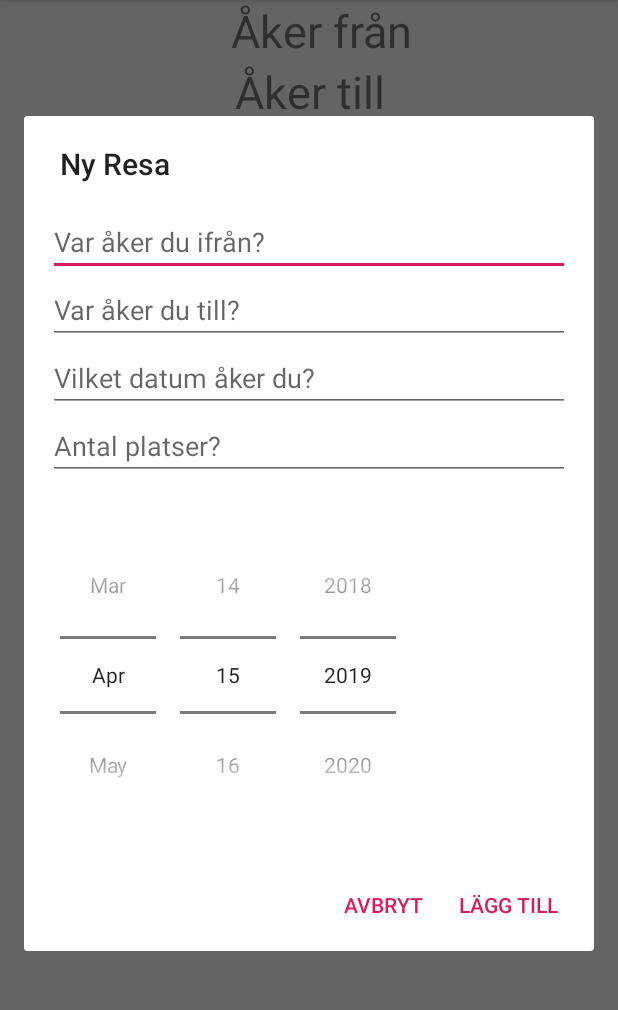
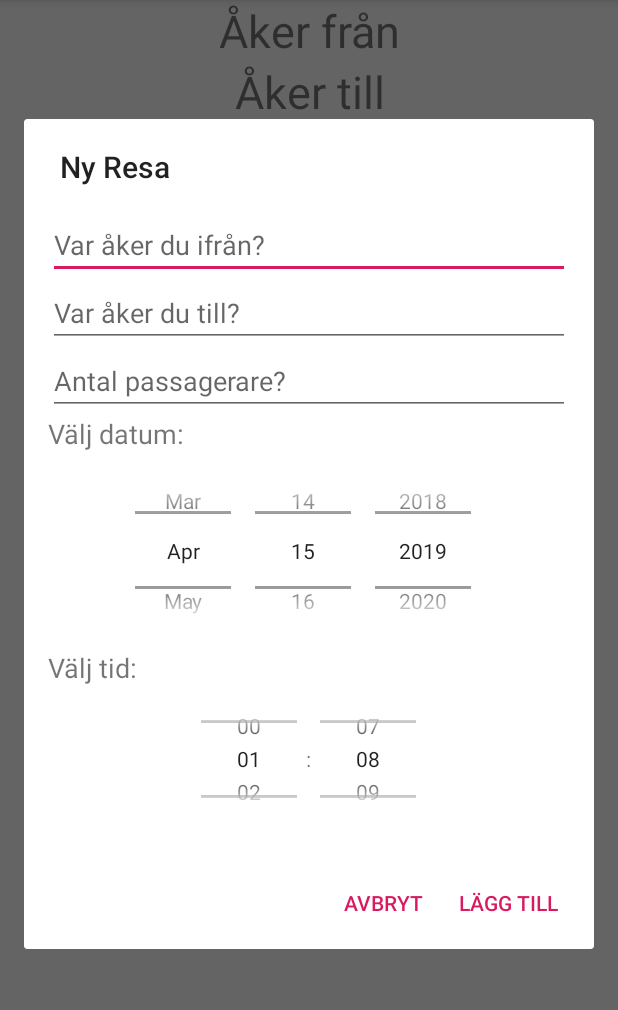
Before and after one commit to erik9305/DialogBox, an Android app: the screen it shows after launch (MainActivity), after a tap on "LÄGG TILL NY RESA", on a phone screen of 412 x 824 dp, the part 84-1094 px from its top. Run offline under Robolectric (Android 15) with nearby library versions, the phone set to English and light mode, and no system bars.

Commit message:
add lots of things

```diff
--- a/app/src/main/java/com/example/dialogbox/ExampleDialog.java
+++ b/app/src/main/java/com/example/dialogbox/ExampleDialog.java
@@ -3,21 +3,26 @@ package com.example.dialogbox;
 import android.app.Dialog;
 import android.content.Context;
 import android.content.DialogInterface;
+import android.os.Build;
 import android.os.Bundle;
+import android.support.annotation.RequiresApi;
 import android.support.v7.app.AlertDialog;
 import android.support.v7.app.AppCompatDialogFragment;
 import android.view.LayoutInflater;
 import android.view.View;
 import android.widget.DatePicker;
 import android.widget.EditText;
+import android.widget.TextView;
+import android.widget.TimePicker;
 
 
 public class ExampleDialog extends AppCompatDialogFragment {
     private EditText editTextFrom;
     private EditText editTextTo;
-    private EditText editTextDate;
     private EditText editTextSeats;
+    private TextView textViewDate;
     private DatePicker datePicker;
+    private TimePicker timePicker;
     private ExampleDialogListener listener;
 
     @Override
@@ -36,22 +41,48 @@ public class ExampleDialog extends AppCompatDialogFragment {
                     }
                 })
                 .setPositiveButton("Lägg till", new DialogInterface.OnClickListener() {
+                    @RequiresApi(api = Build.VERSION_CODES.M)
                     @Override
                     public void onClick(DialogInterface dialogInterface, int i) {
-                        String from = editTextFrom.getText().toString();
-                        String to = editTextTo.getText().toString();
-                        String date = editTextDate.getText().toString();
-                        String seats = editTextSeats.getText().toString();
-                        String date2 = datePicker.getValue().format(DateTimeFormatter.ofPattern("yyyy-MM-dd"));
-                        listener.applyTexts(from, to, date, seats, date2);
+                        String from = "Från: " + editTextFrom.getText().toString();
+                        String to = "Till: " + editTextTo.getText().toString();
+                        String seats = "Antal passagerare: " + editTextSeats.getText().toString();
+
+                        String year = Integer.toString(datePicker.getYear());
+                        String month = Integer.toString(datePicker.getMonth()+1);
+                        String day = Integer.toString(datePicker.getDayOfMonth());
+                        if(Integer.valueOf(month) < 10){
+
+                            month = "0" + month;
+                        }
+                        if(Integer.valueOf(day) < 10){
+
+                            day  = "0" + day ;
+                        }
+                        String date = day +"-"+ month + "-" + year;
+
+                        String hour = Integer.toString(timePicker.getHour());
+                        String minute = Integer.toString(timePicker.getMinute());
+                        if(Integer.valueOf(hour) < 10){
+
+                            hour = "0" + hour;
+                        }
+                        if(Integer.valueOf(minute) < 10){
+
+                            minute  = "0" + minute ;
+                        }
+                        String time = hour +":" + minute ;
+                        listener.applyTexts(from, to, date, seats, time);
                     }
                 });
 
         editTextFrom = view.findViewById(R.id.edit_From);
         editTextTo = view.findViewById(R.id.edit_To);
-        editTextDate = view.findViewById(R.id.edit_Date);
         editTextSeats = view.findViewById(R.id.edit_Seats);
+        textViewDate = view.findViewById(R.id.textViewDate);
         datePicker = view.findViewById(R.id.datePicker1);
+        timePicker = view.findViewById(R.id.timePicker);
+        timePicker.setIs24HourView(true);
 
         return builder.create();
     }
@@ -69,6 +100,6 @@ public class ExampleDialog extends AppCompatDialogFragment {
     }
 
     public interface ExampleDialogListener {
-        void applyTexts(String from, String to, String date, String seats, String date2);
+        void applyTexts(String from, String to, String date, String seats, String time);
     }
 }
--- a/app/src/main/java/com/example/dialogbox/MainActivity.java
+++ b/app/src/main/java/com/example/dialogbox/MainActivity.java
@@ -11,7 +11,7 @@ public class MainActivity extends AppCompatActivity implements ExampleDialog.Exa
     private TextView textViewTo;
     private TextView textViewDate;
     private TextView textViewSeats;
-    private TextView textViewDate2;
+    private TextView textViewTime;
     private Button button;
 
     @Override
@@ -23,7 +23,7 @@ public class MainActivity extends AppCompatActivity implements ExampleDialog.Exa
         textViewTo = (TextView) findViewById(R.id.textview_to);
         textViewDate = (TextView) findViewById(R.id.textview_date);
         textViewSeats = (TextView) findViewById(R.id.textview_seats);
-        textViewDate2 = (TextView) findViewById(R.id.textview_date2);
+        textViewTime = (TextView) findViewById(R.id.textview_time);
         button = (Button) findViewById(R.id.button);
         button.setOnClickListener(new View.OnClickListener() {
             @Override
@@ -39,11 +39,12 @@ public class MainActivity extends AppCompatActivity implements ExampleDialog.Exa
     }
 
     @Override
-    public void applyTexts(String from, String to, String date, String seats, String date2) {
+    public void applyTexts(String from, String to, String date, String seats, String time) {
         textViewFrom.setText(from);
         textViewTo.setText(to);
         textViewDate.setText(date);
         textViewSeats.setText(seats);
-        textViewDate2.setText(date2);
+        textViewTime.setText(time);
+
     }
 }
--- a/app/src/main/res/layout-v21/layout_dialog1.xml
+++ b/app/src/main/res/layout-v21/layout_dialog1.xml
@@ -17,29 +17,45 @@
         android:layout_below="@id/edit_From"
         android:hint="Var åker du till?" />
 
-    <EditText
-        android:id="@+id/edit_Date"
-        android:layout_width="match_parent"
-        android:layout_height="wrap_content"
-        android:layout_below="@id/edit_To"
-        android:hint="Vilket datum åker du?"
-        android:inputType= "date"/>
 
     <EditText
         android:id="@+id/edit_Seats"
         android:layout_width="match_parent"
         android:layout_height="wrap_content"
-        android:layout_below="@id/edit_Date"
-        android:hint="Antal platser?"
+        android:layout_below="@id/edit_To"
+        android:hint="Antal passagerare?"
         android:inputType= "number" />
+
+    <TextView
+        android:id="@+id/textViewDate"
+        android:layout_width="wrap_content"
+        android:layout_height="wrap_content"
+        android:layout_below="@id/edit_Seats"
+        android:text="Välj datum:"
+        android:textSize="18dp"/>
 
     <DatePicker
         android:id="@+id/datePicker1"
-        android:layout_width="wrap_content"
-        android:layout_height="wrap_content"
-        android:layout_below="@id/edit_Seats"
-        android:layout_marginTop="24dp"
+        android:layout_width="378dp"
+        android:layout_height="131dp"
+        android:layout_below="@id/textViewDate"
         android:calendarViewShown="false"
         android:datePickerMode="spinner" />
 
+    <TextView
+        android:id="@+id/textViewTime"
+        android:layout_width="wrap_content"
+        android:layout_height="wrap_content"
+        android:layout_below="@id/datePicker1"
+        android:text="Välj tid:"
+        android:textSize="18dp"/>
+
+    <TimePicker
+        android:id="@+id/timePicker"
+        android:layout_width="393dp"
+        android:layout_height="97dp"
+        android:layout_below="@id/textViewTime"
+        android:timePickerMode="spinner" />
+
+
 </RelativeLayout>
--- a/app/src/main/res/layout/activity_main.xml
+++ b/app/src/main/res/layout/activity_main.xml
@@ -8,12 +8,10 @@
 
     <TextView
         android:id="@+id/textview_from"
-        android:layout_width="wrap_content"
+        android:layout_width="match_parent"
         android:layout_height="wrap_content"
         android:layout_alignParentStart="true"
         android:layout_alignParentLeft="true"
-        android:layout_marginStart="154dp"
-        android:layout_marginLeft="154dp"
         android:gravity="center_horizontal"
         android:text="Åker från"
         android:textSize="30sp" />
@@ -34,40 +32,38 @@
         android:layout_height="wrap_content"
         android:layout_below="@id/textview_to"
         android:layout_alignParentStart="true"
+        android:gravity="center_horizontal"
+        android:text="Datum"
+        android:textSize="30sp" />
+
+    <TextView
+        android:id="@+id/textview_time"
+        android:layout_width="match_parent"
+        android:layout_height="wrap_content"
+        android:layout_below="@id/textview_date"
+        android:layout_alignParentStart="true"
         android:layout_marginStart="0dp"
         android:layout_marginTop="1dp"
         android:gravity="center_horizontal"
-        android:text="Datum"
+        android:text="Tid"
         android:textSize="30sp" />
 
     <TextView
         android:id="@+id/textview_seats"
         android:layout_width="match_parent"
         android:layout_height="wrap_content"
-        android:layout_below="@id/textview_date"
+        android:layout_below="@id/textview_time"
         android:layout_alignParentStart="true"
-        android:layout_marginStart="0dp"
-        android:layout_marginTop="8dp"
         android:gravity="center_horizontal"
-        android:text="Antal platser"
+        android:text="Antal passagerare"
         android:textSize="30sp" />
 
-    <TextView
-        android:id="@+id/textview_date2"
-        android:layout_width="match_parent"
-        android:layout_height="wrap_content"
-        android:layout_below="@id/textview_seats"
-        android:layout_alignParentStart="true"
-        android:layout_marginStart="0dp"
-        android:gravity="center_horizontal"
-        android:text="Datum2"
-        android:textSize="30sp" />
 
     <Button
         android:id="@+id/button"
         android:layout_width="wrap_content"
         android:layout_height="wrap_content"
-        android:layout_below="@id/textview_date2"
+        android:layout_below="@id/textview_seats"
         android:layout_alignParentStart="true"
         android:layout_alignParentLeft="true"
         android:layout_alignParentEnd="true"
```
